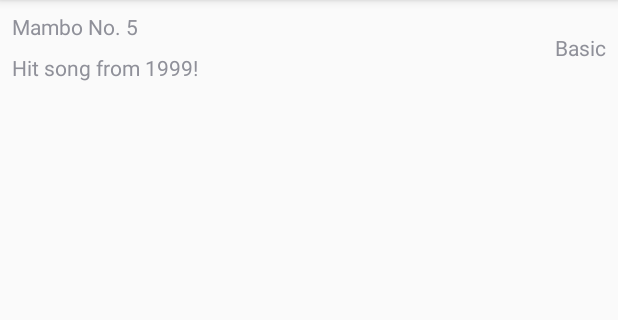
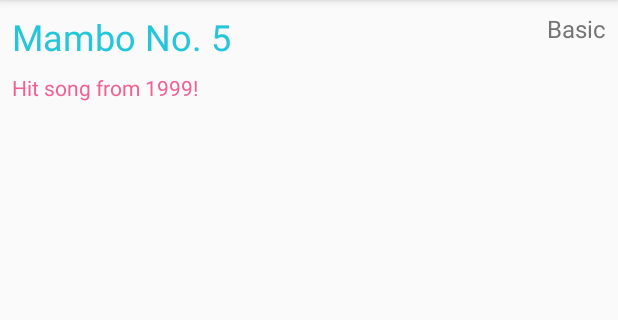
Before and after one commit to marco17851/MusicThoughts, an Android app: the SongsActivity screen opened directly, with no data from a screen before it, on a phone screen of 412 x 824 dp, the part 84-404 px from its top. Run offline under Robolectric (Android 15) with nearby library versions, the phone set to English and light mode, and no system bars; our stand-ins replace Dagger/Hilt's generated code; 1 statement that could not run was skipped.

Commit message:
Update style for song list item

```diff
--- a/app/src/main/res/layout/song_list_item.xml
+++ b/app/src/main/res/layout/song_list_item.xml
@@ -3,37 +3,41 @@
     xmlns:app="http://schemas.android.com/apk/res-auto"
     xmlns:tools="http://schemas.android.com/tools"
     android:orientation="vertical" android:layout_width="match_parent"
-    android:layout_height="match_parent">
+    android:layout_height="wrap_content">
 
     <TextView
         android:id="@+id/song_title"
         android:layout_width="wrap_content"
         android:layout_height="wrap_content"
-        android:text="TextView"
         app:layout_constraintTop_toTopOf="parent"
         android:layout_marginTop="8dp"
         android:layout_marginLeft="8dp"
-        app:layout_constraintLeft_toLeftOf="parent" />
+        app:layout_constraintLeft_toLeftOf="parent"
+        android:textColor="@color/colorPrimary"
+        android:textSize="24sp"
+        tools:text="Mambo No. 5"/>
 
     <TextView
         android:id="@+id/song_type"
         android:layout_width="wrap_content"
         android:layout_height="wrap_content"
-        android:text="TextView"
         android:layout_marginTop="8dp"
-        app:layout_constraintTop_toTopOf="@+id/song_title"
+        app:layout_constraintTop_toTopOf="parent"
         android:layout_marginRight="8dp"
         app:layout_constraintRight_toRightOf="parent"
-        app:layout_constraintBottom_toBottomOf="@+id/song_description"
-        android:layout_marginBottom="8dp" />
+        android:textColor="@color/colorTertiary"
+        android:textSize="16sp"
+        tools:text="Basic" />
 
     <TextView
         android:id="@+id/song_description"
         android:layout_width="wrap_content"
         android:layout_height="wrap_content"
-        android:text="TextView"
         android:layout_marginTop="8dp"
         app:layout_constraintTop_toBottomOf="@+id/song_title"
         android:layout_marginLeft="0dp"
-        app:layout_constraintLeft_toLeftOf="@+id/song_title" />
+        app:layout_constraintLeft_toLeftOf="@+id/song_title"
+        android:textColor="@color/colorAccent"
+        android:textSize="14sp"
+        tools:text="Hit song from 1999!"/>
 </android.support.constraint.ConstraintLayout>
--- a/app/src/main/res/values/colors.xml
+++ b/app/src/main/res/values/colors.xml
@@ -4,5 +4,6 @@
     <color name="colorPrimaryDark">#00838f</color>
     <color name="colorAccent">#f06292</color>
     <color name="pagerStripText">#FFFFFF</color>
+    <color name="colorTertiary">#757575</color>
     <color name="colorError">#b71c1c</color>
 </resources>
```
